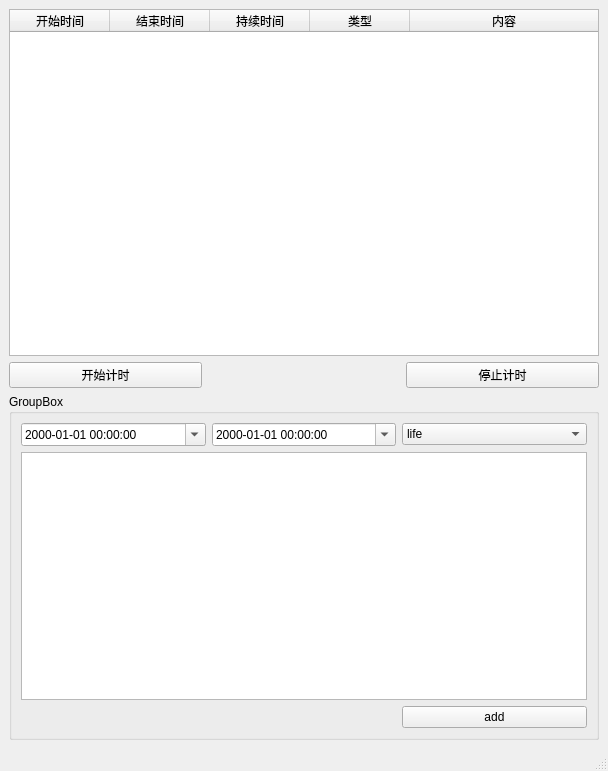
Above: timefriend/mainwindow.ui from Ji-Yuhang/timefriend before the change. Below: the same form after it.
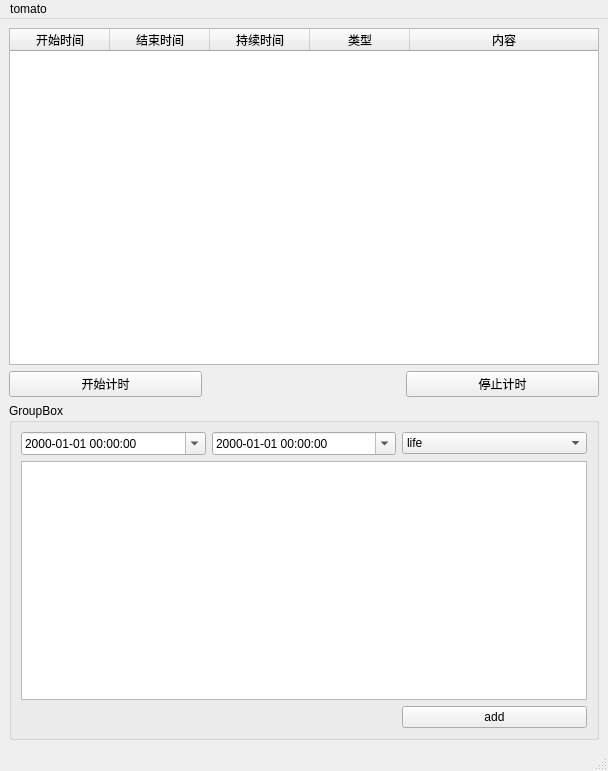
That is the form after the change.

Diff of the .ui file:
```diff
--- a/timefriend/mainwindow.ui
+++ b/timefriend/mainwindow.ui
@@ -204,9 +204,16 @@
      <x>0</x>
      <y>0</y>
      <width>608</width>
-     <height>22</height>
+     <height>28</height>
     </rect>
    </property>
+   <widget class="QMenu" name="menuTomato">
+    <property name="title">
+     <string>tomato</string>
+    </property>
+    <addaction name="actionTomato_manager"/>
+   </widget>
+   <addaction name="menuTomato"/>
   </widget>
   <widget class="QStatusBar" name="statusbar"/>
  </widget>
```
Left out of the diff: 5 changed lines with no effect on the pictures.
